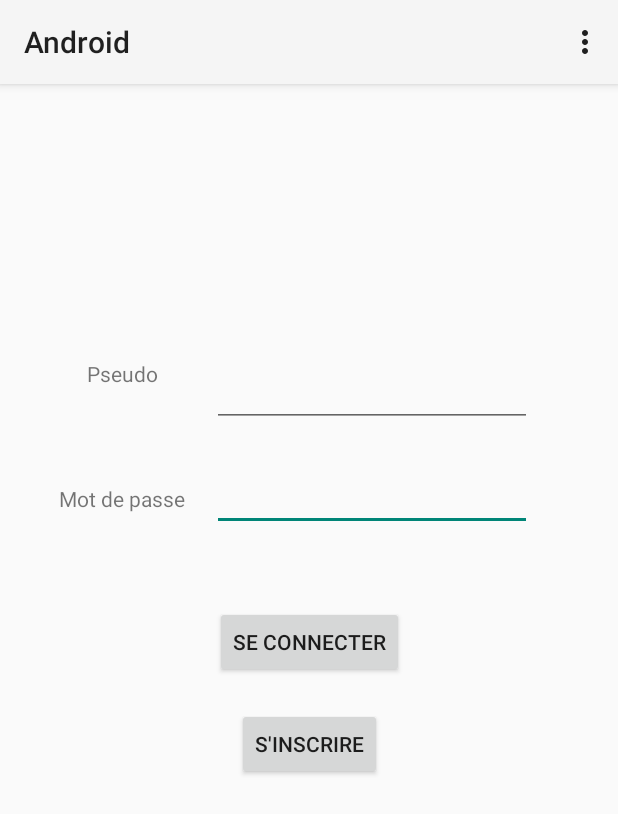
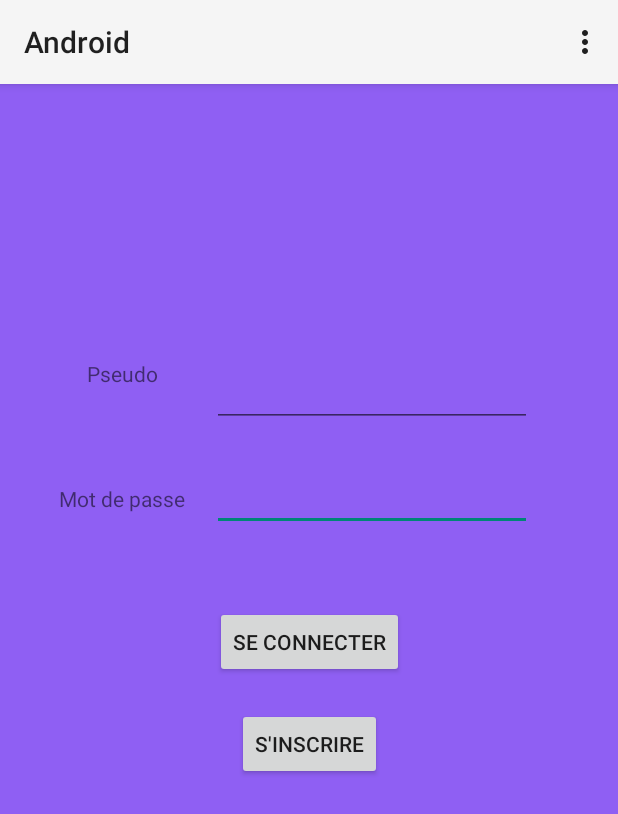
Before and after one commit to CyrilBruel/android-master1-p9-Jacques-957-Bruel-960, an Android app: the LoginActivity screen opened directly, with no data from a screen before it, on a phone screen of 412 x 824 dp. Shown: the top 814 px of the screen. Run offline under Robolectric (Android 15) with nearby library versions, the phone set to English and light mode, and no system bars.

Commit message:
202205212150

```diff
--- a/Android/app/src/main/res/layout/activity_login.xml
+++ b/Android/app/src/main/res/layout/activity_login.xml
@@ -4,6 +4,7 @@
     xmlns:tools="http://schemas.android.com/tools"
     android:layout_width="match_parent"
     android:layout_height="match_parent"
+    android:background="#8F5FF3"
     tools:context=".activity.LoginActivity">
 
     <androidx.constraintlayout.widget.ConstraintLayout
```
